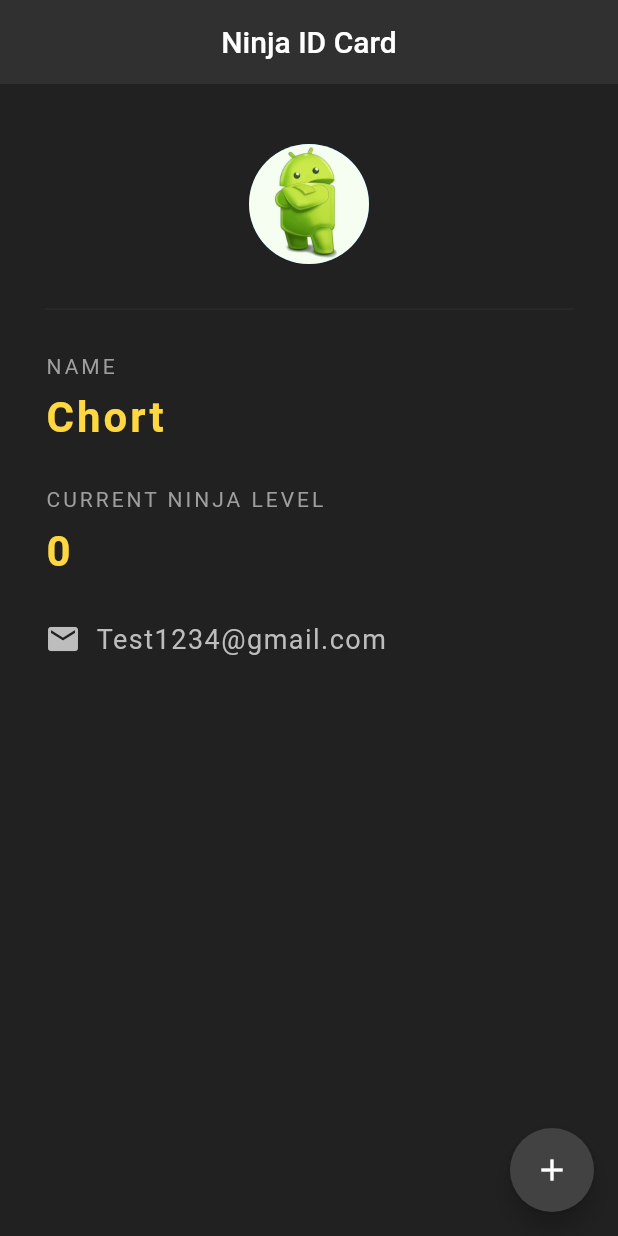
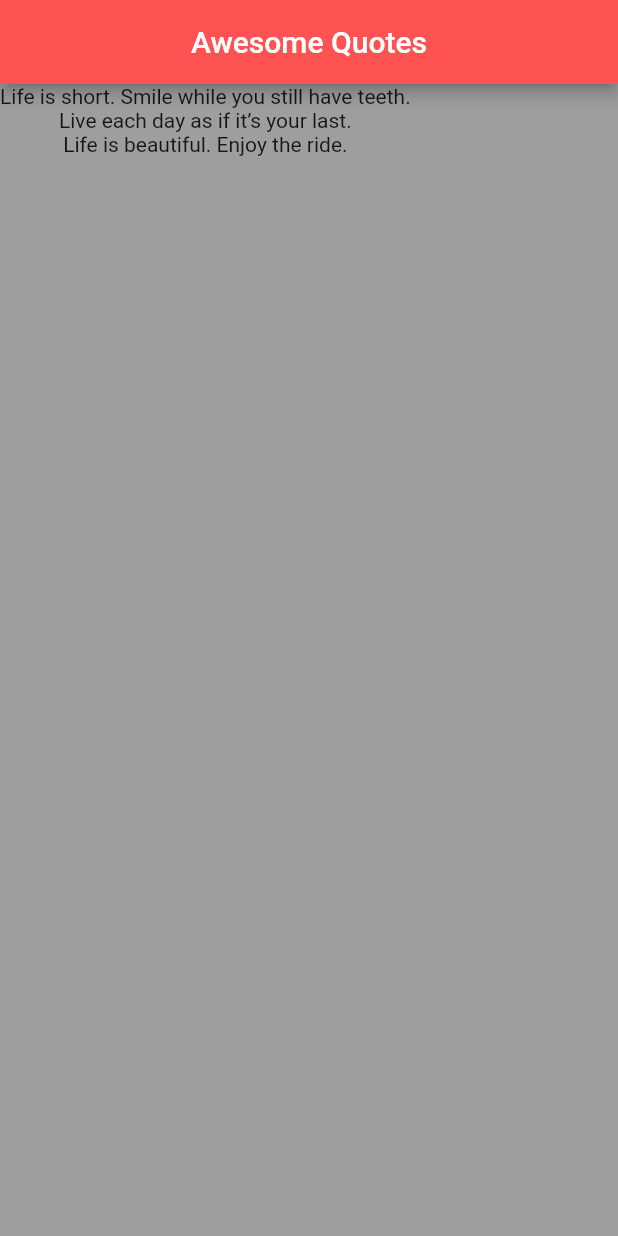
Before and after one commit to Hacikes/startLearningFlutter, a Flutter app: the screen it shows after launch, on a phone screen of 412 x 824 dp. Run offline on Flutter 3.47's test engine with Material 2 defaults, Android fonts, the phone set to English and light mode, and no system bars.

Commit message:
Урок 17. Циклический просмотр списков данных Ииииии... Снова новый проект 1) Удалили предыдущий виджет 2) Создал список quotes с цитатами 3) Использовал функцию, чтобы вернуть список

```diff
--- a/lib/main.dart
+++ b/lib/main.dart
@@ -1,122 +1,39 @@
 import 'package:flutter/material.dart';
 
 void main() => runApp(MaterialApp (
-    home: NinjaCard()
+    home: QuoteList(),
   ));
 
-
-class NinjaCard extends StatefulWidget {
-  const NinjaCard({Key? key}) : super(key: key);
+class QuoteList extends StatefulWidget {
+  const QuoteList({Key? key}) : super(key: key);
 
   @override
-  State<NinjaCard> createState() => _NinjaCardState();
+  State<QuoteList> createState() => _QuoteListState();
 }
 
-class _NinjaCardState extends State<NinjaCard> {
+class _QuoteListState extends State<QuoteList> {
 
-  // Переменные, которые будут меняться в возвращаемом виджете
-  int ninjaLevel = 0;
+  List<String> quotes = [
+  'Life is short. Smile while you still have teeth.',
+  'Live each day as if it’s your last.',
+  'Life is beautiful. Enjoy the ride.'
+  ];
 
   @override
   Widget build(BuildContext context) {
-    return
-      Scaffold(
-        // Задаёт общий фон
-        backgroundColor: Colors.grey[900],
-        appBar: AppBar(
-          title: Text('Ninja ID Card'),
-          centerTitle: true,
-          backgroundColor: Colors.grey[850],
-          // Убирает тень на appbar
-          elevation: 0.0,
-        ),
-        floatingActionButton: FloatingActionButton(
-          onPressed: () {
-            // Функция кнопки
-            setState(() {
-              ninjaLevel += 1;
-            });
-          },
-          child: Icon(Icons.add),
-          backgroundColor: Colors.grey[800],
-        ),
-        body: Padding(
-          padding: EdgeInsets.fromLTRB(30.0, 40.0, 30.0, 0.0),
-          child: Column(
-            crossAxisAlignment: CrossAxisAlignment.start,
-            children: <Widget>[
-              Center(
-                child: CircleAvatar(
-                  backgroundImage: AssetImage('assets/1.jpg'),
-                  radius: 40.0,
-                ),
-              ),
-              // Разделитель
-              Divider(
-                height: 60.0,
-                color: Colors.grey[850],
-              ),
-              Text(
-                  'NAME',
-                style: TextStyle(
-                  color: Colors.grey,
-                  // Интервал между буквами
-                  letterSpacing: 2.0
-                ),
-              ),
-              SizedBox(height: 10.0,), // Коробка используется для того, чтобы увеличить расстояние между виджетами
-              Text(
-                'Chort',
-                style: TextStyle(
-                    color: Colors.amberAccent[200],
-                    // Интервал между буквами
-                    letterSpacing: 2.0,
-                  fontSize: 28.0,
-                  fontWeight: FontWeight.bold
-                ),
-              ),
-              SizedBox(height: 30.0,),
-              Text(
-                'CURRENT NINJA LEVEL',
-                style: TextStyle(
-                    color: Colors.grey,
-                    // Интервал между буквами
-                    letterSpacing: 2.0
-                ),
-              ),
-              SizedBox(height: 10.0,), // Коробка используется для того, чтобы увеличить расстояние между виджетами
-              Text(
-                // Использование переменной в виджете
-                '$ninjaLevel',
-                style: TextStyle(
-                    color: Colors.amberAccent[200],
-                    // Интервал между буквами
-                    letterSpacing: 2.0,
-                    fontSize: 28.0,
-                    fontWeight: FontWeight.bold
-                ),
-              ),
-              SizedBox(height: 30.0,),
-              Row(
-                children: <Widget>[
-                  Icon(
-                    Icons.email,
-                    color: Colors.grey[400],
-                  ),
-                  SizedBox(width: 10.0,),
-                  Text(
-                    'Test1234@gmail.com',
-                    style: TextStyle(
-                      color: Colors.grey[400],
-                      fontSize: 18.0,
-                      letterSpacing: 1.0,
-                    ),
-                  ),
-                ],
-              ),
-            ],
-          ),
-        ),
-      );
+    return Scaffold(
+      backgroundColor: Colors.grey,
+      appBar: AppBar(
+        title: Text('Awesome Quotes'),
+        centerTitle: true,
+        backgroundColor: Colors.redAccent,
+      ),
+      body: Column(
+        // будет просматривать список данных из списка
+        // по сути в скобках после map сделали функцию, которая возвращает наш список цитат
+        // quote - просто имя, ни с чем не связанное, только для этой функции
+        children: quotes.map((quote) => Text(quote)).toList(), // говорим, что будем просматривать список
+      ),
+    );
   }
 }
```
